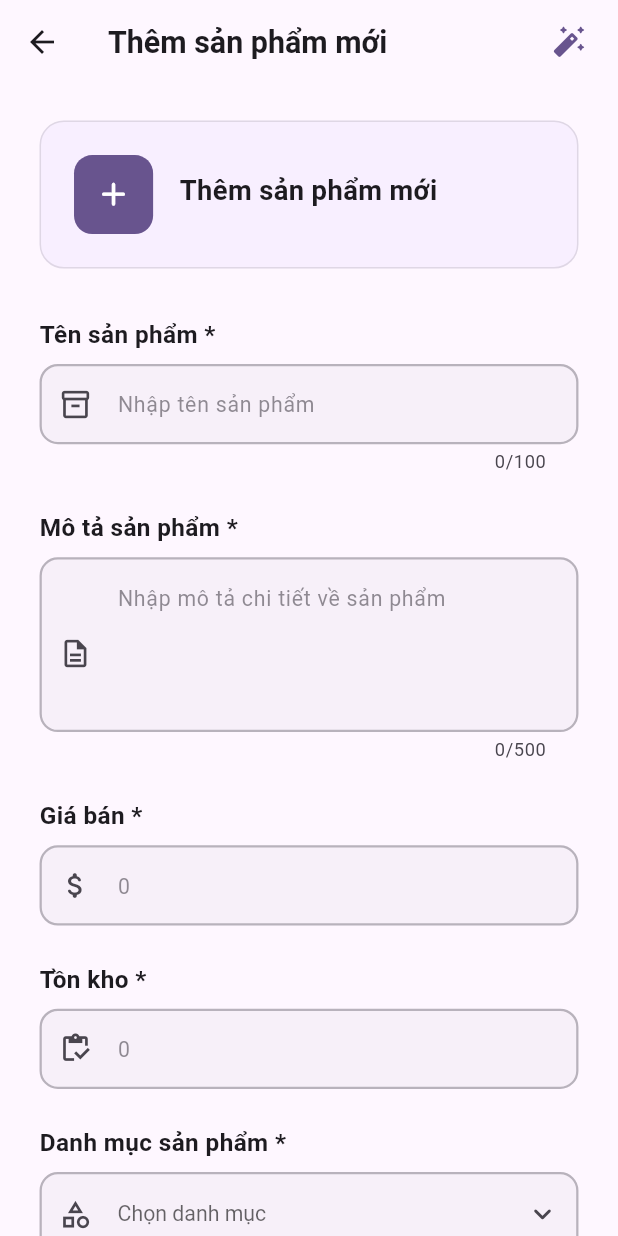
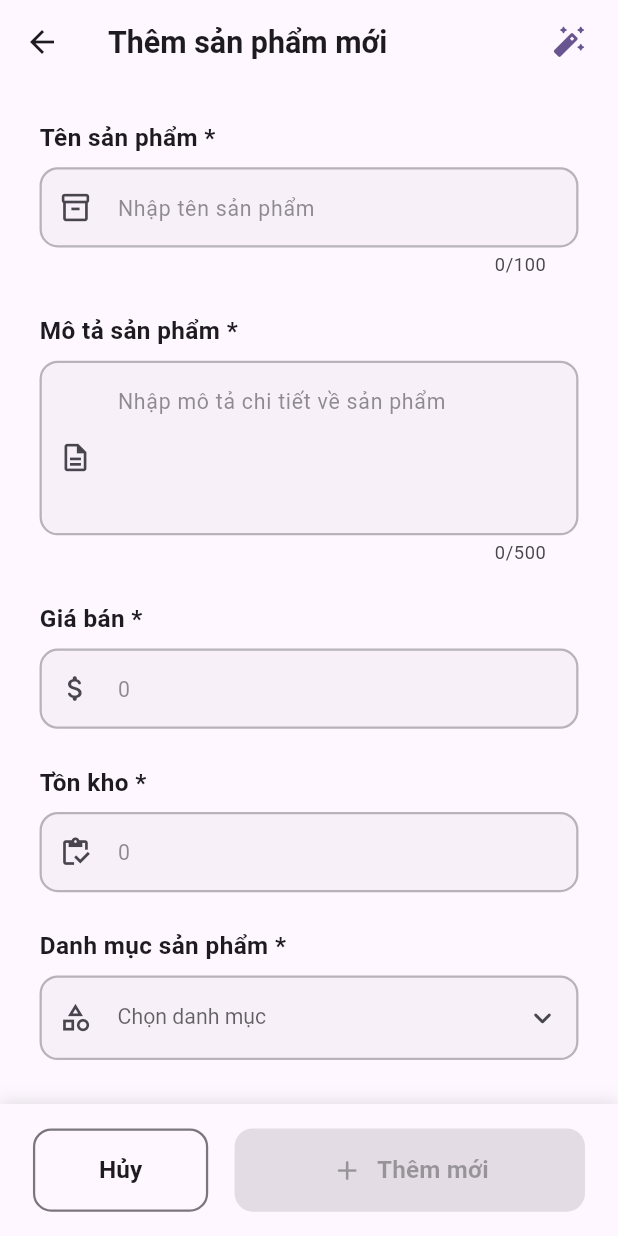
Before and after one commit to nmtuong97/product_manager_demo, a Flutter app: the ProductManagementPage screen opened directly, on a phone screen of 412 x 824 dp. Run offline on Flutter 3.47's test engine with Material 3 defaults, Android fonts, the phone set to English and light mode, and no system bars; our stand-ins replace dio, equatable, flutter_bloc, flutter_screenutil, get_it, injectable and 1 more; accounts and stored records are empty; network calls fail.

Commit message:
Update product_management_page.dart

```diff
--- a/lib/presentation/pages/product/product_management_page.dart
+++ b/lib/presentation/pages/product/product_management_page.dart
@@ -133,6 +133,24 @@ class _ProductManagementPageState extends State<ProductManagementPage> {
           SizedBox(width: 8.w),
         ],
       ),
+      bottomNavigationBar: Container(
+        decoration: BoxDecoration(
+          color: colorScheme.surface,
+          boxShadow: [
+            BoxShadow(
+              color: colorScheme.shadow.withOpacity(0.1),
+              blurRadius: 8,
+              offset: const Offset(0, -2),
+            ),
+          ],
+        ),
+        child: SafeArea(
+          child: Padding(
+            padding: EdgeInsets.fromLTRB(20.w, 16.h, 20.w, 16.h),
+            child: _buildActionButtons(),
+          ),
+        ),
+      ),
       body: MultiBlocListener(
         listeners: [
           BlocListener<CategoryBloc, CategoryState>(
@@ -235,8 +253,6 @@ class _ProductManagementPageState extends State<ProductManagementPage> {
             child: Column(
               crossAxisAlignment: CrossAxisAlignment.stretch,
               children: [
-                _buildFormHeader(),
-                SizedBox(height: 32.h),
                 _buildNameField(),
                 SizedBox(height: 24.h),
                 _buildDescriptionField(),
@@ -247,61 +263,11 @@ class _ProductManagementPageState extends State<ProductManagementPage> {
                 SizedBox(height: 24.h),
                 _buildCategoryDropdown(),
                 SizedBox(height: 40.h),
-                _buildActionButtons(),
               ],
             ),
           ),
         );
       },
-    );
-  }
-
-  Widget _buildFormHeader() {
-    final colorScheme = Theme.of(context).colorScheme;
-
-    return Container(
-      padding: EdgeInsets.all(20.w),
-      decoration: BoxDecoration(
-        color: colorScheme.primaryContainer.withOpacity(0.3),
-        borderRadius: BorderRadius.circular(16.r),
-        border: Border.all(
-          color: colorScheme.outline.withOpacity(0.2),
-          width: 1,
-        ),
-      ),
-      child: Row(
-        children: [
-          Container(
-            padding: EdgeInsets.all(12.w),
-            decoration: BoxDecoration(
-              color: colorScheme.primary,
-              borderRadius: BorderRadius.circular(12.r),
-            ),
-            child: Icon(
-              _isEditMode ? Icons.edit_rounded : Icons.add_rounded,
-              color: colorScheme.onPrimary,
-              size: 24.w,
-            ),
-          ),
-          SizedBox(width: 16.w),
-          Expanded(
-            child: Column(
-              crossAxisAlignment: CrossAxisAlignment.start,
-              children: [
-                Text(
-                  _isEditMode ? 'Cập nhật thông tin' : 'Thêm sản phẩm mới',
-                  style: TextStyle(
-                    fontSize: 18.sp,
-                    fontWeight: FontWeight.w600,
-                    color: colorScheme.onSurface,
-                  ),
-                ),
-                SizedBox(height: 4.h),
-              ],
-            ),
-          ),
-        ],
-      ),
     );
   }
 
@@ -853,24 +819,7 @@ class _ProductManagementPageState extends State<ProductManagementPage> {
   Widget _buildActionButtons() {
     final colorScheme = Theme.of(context).colorScheme;
 
-    return Container(
-      padding: EdgeInsets.all(20.w),
-      decoration: BoxDecoration(
-        color: colorScheme.surface,
-        borderRadius: BorderRadius.circular(16.r),
-        border: Border.all(
-          color: colorScheme.outline.withOpacity(0.2),
-          width: 1,
-        ),
-        boxShadow: [
-          BoxShadow(
-            color: colorScheme.shadow.withOpacity(0.05),
-            blurRadius: 10,
-            offset: const Offset(0, 2),
-          ),
-        ],
-      ),
-      child: Row(
+    return Row(
         children: [
           Expanded(
             child: OutlinedButton(
@@ -944,7 +893,6 @@ class _ProductManagementPageState extends State<ProductManagementPage> {
             ),
           ),
         ],
-      ),
     );
   }
 
```
